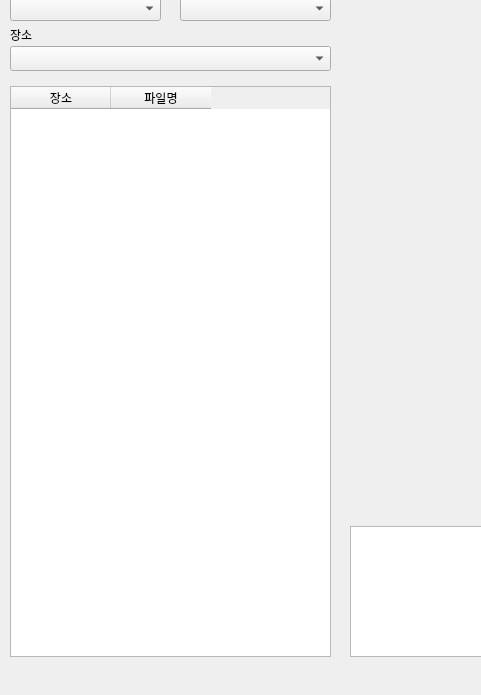
Above: main.ui from wereno4/churchalbum before the change; both pictures show x 0 to 481 and y 207 to 902 of the 1301 by 902 pixel window. Below: the same form after it.
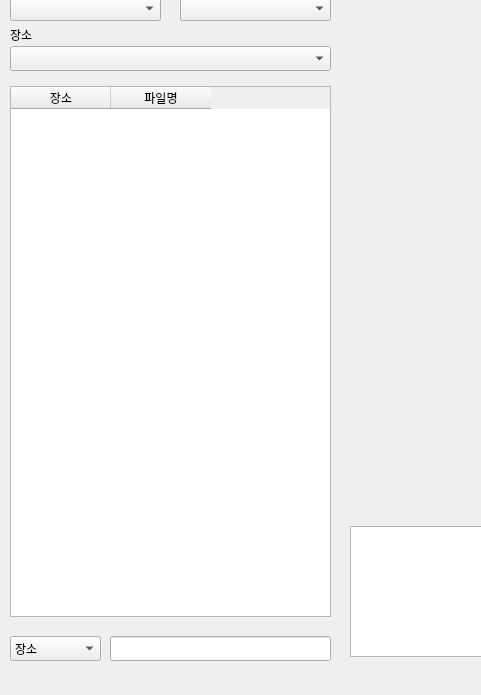
That is the form after the change.

```diff
--- a/main.ui
+++ b/main.ui
@@ -204,7 +204,7 @@
       <x>10</x>
       <y>270</y>
       <width>321</width>
-      <height>571</height>
+      <height>531</height>
      </rect>
     </property>
     <property name="editTriggers">
@@ -244,6 +244,36 @@
      <string>시리즈</string>
     </property>
    </widget>
+   <widget class="QComboBox" name="searchCombo">
+    <property name="geometry">
+     <rect>
+      <x>10</x>
+      <y>820</y>
+      <width>91</width>
+      <height>25</height>
+     </rect>
+    </property>
+    <item>
+     <property name="text">
+      <string>장소</string>
+     </property>
+    </item>
+    <item>
+     <property name="text">
+      <string>파일명</string>
+     </property>
+    </item>
+   </widget>
+   <widget class="QLineEdit" name="search">
+    <property name="geometry">
+     <rect>
+      <x>110</x>
+      <y>820</y>
+      <width>221</width>
+      <height>25</height>
+     </rect>
+    </property>
+   </widget>
   </widget>
   <widget class="QMenuBar" name="menubar">
    <property name="geometry">
```
